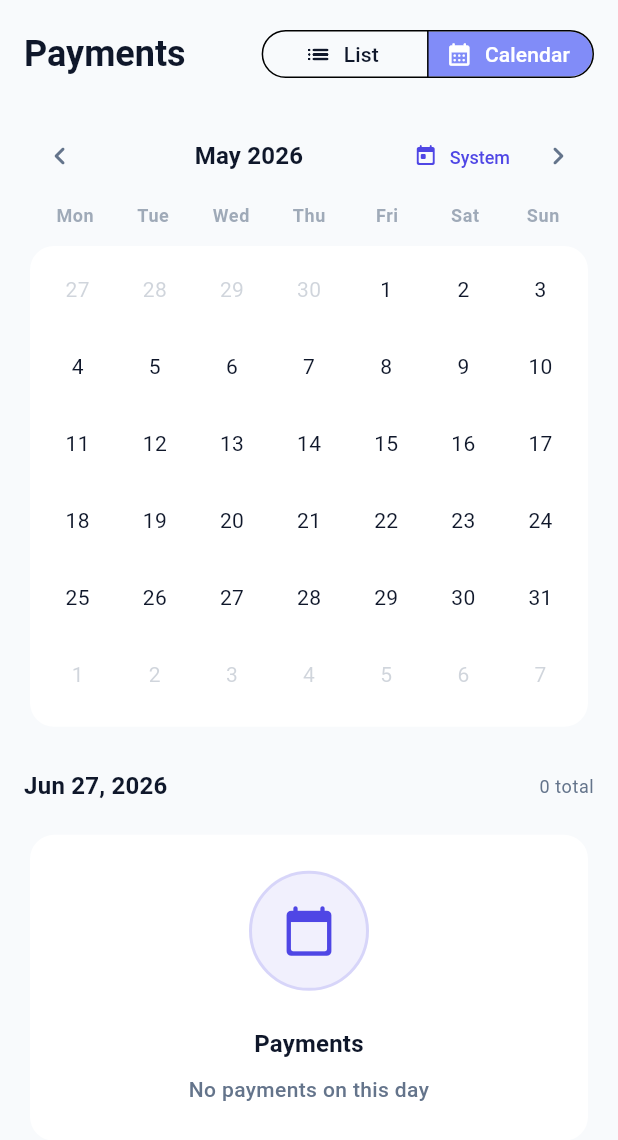
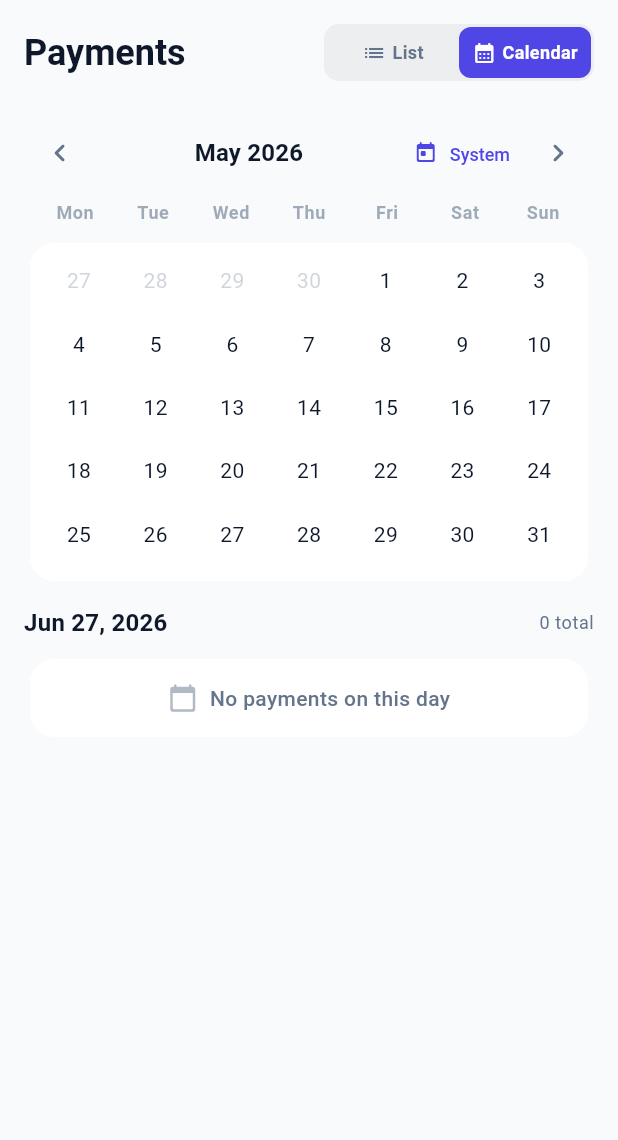
Before and after one commit to AdylshaY/PayTempo, a Flutter app: the PaymentsScreen screen opened directly, after a tap on "Calendar", after a tap on the "chevron left" icon, on a phone screen of 412 x 824 dp. Shown: the top 1140 px of the screen. Run offline on Flutter 3.47's test engine with Material 3 defaults, Android fonts, the phone set to English and light mode, and no system bars; our stand-ins replace file_picker, flutter_local_notifications, flutter_timezone, isar, lottie, share_plus and 1 more; accounts and stored records are empty; generated files the repository leaves out were written again; statements that could not run were skipped.

Commit message:
refactor: replace segmented button with custom animated toggle and optimize calendar grid layout

```diff
--- a/lib/features/payments/payments_screen.dart
+++ b/lib/features/payments/payments_screen.dart
@@ -310,30 +310,106 @@ class _PaymentsScreenState extends State<PaymentsScreen> {
                           mainAxisAlignment: MainAxisAlignment.spaceBetween,
                           children: [
                             Text(l10n.payments, style: textTheme.headlineMedium),
-                            SegmentedButton<bool>(
-                              showSelectedIcon: false,
-                              style: SegmentedButton.styleFrom(
-                                visualDensity: VisualDensity.compact,
+                            Container(
+                              height: 38,
+                              width: 180,
+                              padding: const EdgeInsets.all(2),
+                              decoration: BoxDecoration(
+                                color: Theme.of(context).brightness == Brightness.dark
+                                    ? Colors.white.withValues(alpha: 0.08)
+                                    : Colors.black.withValues(alpha: 0.05),
+                                borderRadius: BorderRadius.circular(10),
                               ),
-                              segments: [
-                                ButtonSegment<bool>(
-                                  value: false,
-                                  icon: const Icon(Icons.list_rounded, size: 18),
-                                  label: Text(l10n.listView),
+                              child: Row(
+                                children: [
+                                  Expanded(
+                                    child: GestureDetector(
+                                      onTap: () {
+                                        HapticFeedback.lightImpact();
+                                        setState(() {
+                                          _isCalendarView = false;
+                                        });
+                                      },
+                                      child: AnimatedContainer(
+                                        duration: const Duration(milliseconds: 150),
+                                        decoration: BoxDecoration(
+                                          color: !_isCalendarView
+                                              ? Theme.of(context).colorScheme.primary
+                                              : Colors.transparent,
+                                          borderRadius: BorderRadius.circular(8),
                                         ),
-                                ButtonSegment<bool>(
-                                  value: true,
-                                  icon: const Icon(Icons.calendar_month_rounded, size: 18),
-                                  label: Text(l10n.calendarView),
+                                        alignment: Alignment.center,
+                                        child: Row(
+                                          mainAxisAlignment: MainAxisAlignment.center,
+                                          children: [
+                                            Icon(
+                                              Icons.list_rounded,
+                                              size: 16,
+                                              color: !_isCalendarView
+                                                  ? Colors.white
+                                                  : Theme.of(context).colorScheme.onSurfaceVariant,
+                                            ),
+                                            const SizedBox(width: 4),
+                                            Text(
+                                              l10n.listView,
+                                              style: TextStyle(
+                                                fontSize: 12,
+                                                fontWeight: FontWeight.w600,
+                                                color: !_isCalendarView
+                                                    ? Colors.white
+                                                    : Theme.of(context).colorScheme.onSurfaceVariant,
+                                              ),
                                             ),
                                           ],
-                              selected: {_isCalendarView},
-                              onSelectionChanged: (Set<bool> val) {
+                                        ),
+                                      ),
+                                    ),
+                                  ),
+                                  Expanded(
+                                    child: GestureDetector(
+                                      onTap: () {
                                         HapticFeedback.lightImpact();
                                         setState(() {
-                                  _isCalendarView = val.first;
+                                          _isCalendarView = true;
                                         });
                                       },
+                                      child: AnimatedContainer(
+                                        duration: const Duration(milliseconds: 150),
+                                        decoration: BoxDecoration(
+                                          color: _isCalendarView
+                                              ? Theme.of(context).colorScheme.primary
+                                              : Colors.transparent,
+                                          borderRadius: BorderRadius.circular(8),
+                                        ),
+                                        alignment: Alignment.center,
+                                        child: Row(
+                                          mainAxisAlignment: MainAxisAlignment.center,
+                                          children: [
+                                            Icon(
+                                              Icons.calendar_month_rounded,
+                                              size: 16,
+                                              color: _isCalendarView
+                                                  ? Colors.white
+                                                  : Theme.of(context).colorScheme.onSurfaceVariant,
+                                            ),
+                                            const SizedBox(width: 4),
+                                            Text(
+                                              l10n.calendarView,
+                                              style: TextStyle(
+                                                fontSize: 12,
+                                                fontWeight: FontWeight.w600,
+                                                color: _isCalendarView
+                                                    ? Colors.white
+                                                    : Theme.of(context).colorScheme.onSurfaceVariant,
+                                              ),
+                                            ),
+                                          ],
+                                        ),
+                                      ),
+                                    ),
+                                  ),
+                                ],
+                              ),
                             ),
                           ],
                         );
--- a/lib/features/payments/widgets/payment_calendar_widget.dart
+++ b/lib/features/payments/widgets/payment_calendar_widget.dart
@@ -3,7 +3,6 @@ import 'package:flutter/services.dart';
 import 'package:intl/intl.dart';
 import 'package:pay_tempo/app/theme/app_theme.dart';
 import 'package:pay_tempo/app/utils/date_formatter.dart';
-import 'package:pay_tempo/app/widgets/empty_state_widget.dart';
 import 'package:pay_tempo/data/local/models/payment_transaction.dart';
 import 'package:pay_tempo/data/local/models/subscription_record.dart';
 import 'package:pay_tempo/features/dashboard/sheets/mark_subscription_paid_sheet.dart';
@@ -229,6 +228,8 @@ class _PaymentCalendarWidgetState extends State<PaymentCalendarWidget> {
     final DateTime firstDayOfMonth = _visibleMonth;
     final int prefixDays = firstDayOfMonth.weekday - 1; // Monday as first day (1..7)
     final DateTime gridStartDate = firstDayOfMonth.subtract(Duration(days: prefixDays));
+    final int daysInMonth = DateTime(_visibleMonth.year, _visibleMonth.month + 1, 0).day;
+    final int totalCells = (prefixDays + daysInMonth) <= 35 ? 35 : 42;
 
     final DateTime today = DateTime.now();
     final DateTime normalizedToday = DateTime(today.year, today.month, today.day);
@@ -306,14 +307,15 @@ class _PaymentCalendarWidgetState extends State<PaymentCalendarWidget> {
           child: Padding(
             padding: const EdgeInsets.all(AppSpacing.xs),
             child: GridView.builder(
+              padding: EdgeInsets.zero,
               shrinkWrap: true,
               physics: const NeverScrollableScrollPhysics(),
-              itemCount: 42, // 6 rows * 7 columns fixed
+              itemCount: totalCells,
               gridDelegate: const SliverGridDelegateWithFixedCrossAxisCount(
                 crossAxisCount: 7,
-                mainAxisSpacing: 4,
-                crossAxisSpacing: 4,
-                childAspectRatio: 1.0,
+                mainAxisSpacing: 2,
+                crossAxisSpacing: 2,
+                childAspectRatio: 1.22,
               ),
               itemBuilder: (BuildContext context, int index) {
                 final DateTime cellDate = gridStartDate.add(Duration(days: index));
@@ -394,7 +396,7 @@ class _PaymentCalendarWidgetState extends State<PaymentCalendarWidget> {
             ),
           ),
         ),
-        const SizedBox(height: AppSpacing.md),
+        const SizedBox(height: 12),
 
         // 4. Day Details Header
         Row(
@@ -410,15 +412,30 @@ class _PaymentCalendarWidgetState extends State<PaymentCalendarWidget> {
             ),
           ],
         ),
-        const SizedBox(height: AppSpacing.sm),
+        const SizedBox(height: 8),
 
         // 5. Day Details List
         if (selectedDayEvents.isEmpty)
           Card(
-            child: EmptyStateWidget(
-              icon: Icons.calendar_today_rounded,
-              title: l10n.payments,
-              message: l10n.noPaymentsOnDay,
+            child: Padding(
+              padding: const EdgeInsets.symmetric(vertical: 16, horizontal: 16),
+              child: Row(
+                mainAxisAlignment: MainAxisAlignment.center,
+                children: [
+                  Icon(
+                    Icons.calendar_today_rounded,
+                    color: colorScheme.onSurfaceVariant.withValues(alpha: 0.5),
+                    size: 20,
+                  ),
+                  const SizedBox(width: 8),
+                  Text(
+                    l10n.noPaymentsOnDay,
+                    style: textTheme.bodyMedium?.copyWith(
+                      color: colorScheme.onSurfaceVariant,
+                    ),
+                  ),
+                ],
+              ),
             ),
           )
         else
```
Lines whose indentation alone changed are shown as unchanged.
